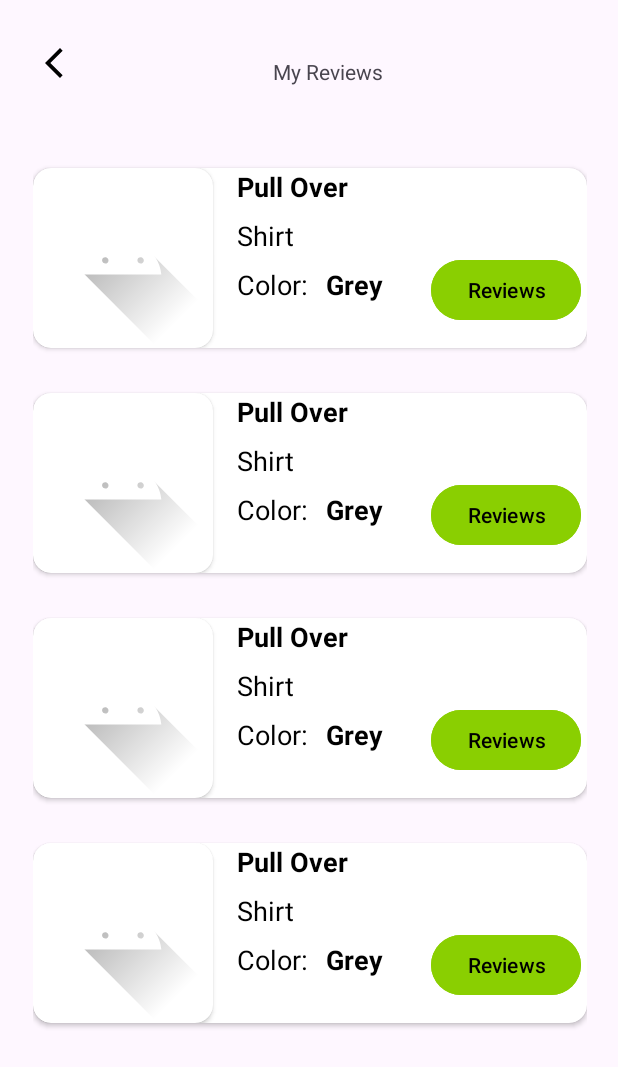
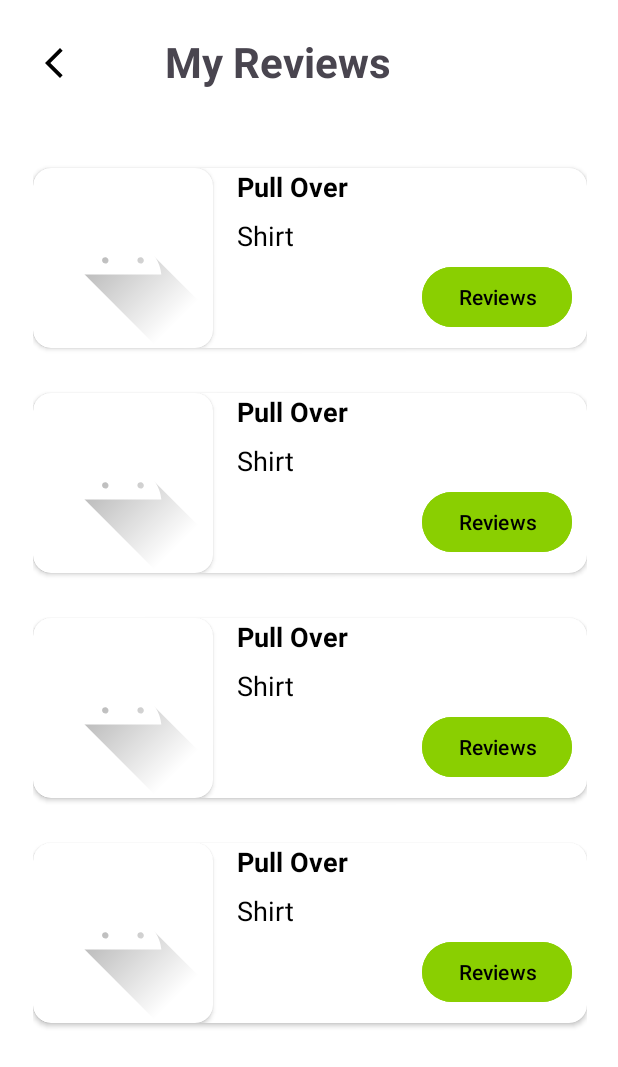
Before and after one commit to adnanyaseen716/ShoppingGrid, an Android app: the MyReviews screen opened directly, with no data from a screen before it, on a phone screen of 412 x 824 dp. Shown: the top 1067 px of the screen. Run offline under Robolectric (Android 15) with nearby library versions, the phone set to English and light mode, and no system bars.

Commit message:
Updated some activities.

```diff
--- a/app/src/main/java/pk/org/cas/shoppinggrid/Profile/ProductReviewAdaptor.java
+++ b/app/src/main/java/pk/org/cas/shoppinggrid/Profile/ProductReviewAdaptor.java
@@ -33,7 +33,6 @@ public class ProductReviewAdaptor extends RecyclerView.Adapter<ProductReviewAdap
         ProductModel productModel = productModelList.get(position);
         holder.tvProductName.setText(productModel.getProductName());
         holder.tvProductDescription.setText(productModel.getProductDescription());
-        holder.tvProductColor.setText(productModel.getProductColor());
 
     }
 
@@ -44,7 +43,7 @@ public class ProductReviewAdaptor extends RecyclerView.Adapter<ProductReviewAdap
 
     class ProductReviewViewHolder extends RecyclerView.ViewHolder {
         ImageView ivProductImage;
-        TextView tvProductName, tvProductDescription, tvProductColor;
+        TextView tvProductName, tvProductDescription;
         Button btnLeaveReview;
         public ProductReviewViewHolder(@NonNull View itemView) {
             super(itemView);
@@ -53,8 +52,6 @@ public class ProductReviewAdaptor extends RecyclerView.Adapter<ProductReviewAdap
 
             tvProductName = itemView.findViewById(R.id.tvProductName);
             tvProductDescription = itemView.findViewById(R.id.tvProductDescription);
-            tvProductColor = itemView.findViewById(R.id.tvProductColor);
-
             btnLeaveReview = itemView.findViewById(R.id.btnLeaveReview);
         }
     }
--- a/app/src/main/java/pk/org/cas/shoppinggrid/Profile/ProfileFragment.java
+++ b/app/src/main/java/pk/org/cas/shoppinggrid/Profile/ProfileFragment.java
@@ -23,11 +23,6 @@ public class ProfileFragment extends Fragment {
     CardView cvReviews;
     CardView cvSettings;
     View view;
-
-    public ProfileFragment() {
-        // Required empty public constructor
-    }
-
 
     @Override
     public View onCreateView(LayoutInflater inflater, ViewGroup container, Bundle savedInstanceState) {
--- a/app/src/main/java/pk/org/cas/shoppinggrid/Splash/LoginForUserActivity.java
+++ b/app/src/main/java/pk/org/cas/shoppinggrid/Splash/LoginForUserActivity.java
@@ -38,8 +38,8 @@ public class LoginForUserActivity extends AppCompatActivity {
             logIntent.putExtra("email", email);
             logIntent.putExtra("password", password);
             startActivity(logIntent);
-            Toast.makeText(LoginForUserActivity.this, "Login Successful", Toast.LENGTH_SHORT).show();
         });
+
         tv_forgotPassword.setOnClickListener(view -> {
             Intent forgotIntent = new Intent(LoginForUserActivity.this, ForgetPasswordForUserActivity.class);
             startActivity(forgotIntent);
--- a/app/src/main/res/layout/activity_my_reviews.xml
+++ b/app/src/main/res/layout/activity_my_reviews.xml
@@ -3,6 +3,7 @@
     xmlns:app="http://schemas.android.com/apk/res-auto"
     xmlns:tools="http://schemas.android.com/tools"
     android:id="@+id/main"
+    android:background="@color/white"
     android:layout_width="match_parent"
     android:layout_height="match_parent"
     tools:context=".Profile.MyReviews">
@@ -20,19 +21,20 @@
     <androidx.appcompat.widget.AppCompatTextView
         android:layout_width="wrap_content"
         android:layout_height="wrap_content"
-        android:layout_marginStart="72dp"
-
         android:text="@string/my_reviews"
+        android:textSize="28sp"
+        android:textStyle="bold"
         app:layout_constraintBottom_toBottomOf="@+id/btnBack"
         app:layout_constraintStart_toEndOf="@+id/btnBack"
         app:layout_constraintTop_toTopOf="@+id/btnBack"
-        app:layout_constraintVertical_bias="0.689" />
+        app:layout_constraintVertical_bias="0.4" />
 
     <androidx.recyclerview.widget.RecyclerView
         android:id="@+id/rvProductsReviewView"
         android:layout_width="0dp"
         android:layout_height="0dp"
         android:layout_marginTop="24dp"
+        android:background="@color/white"
         app:layout_constraintBottom_toBottomOf="parent"
         app:layout_constraintEnd_toStartOf="@+id/guidelineEnd"
         app:layout_constraintHorizontal_bias="0.525"
--- a/app/src/main/res/layout/activity_order_details.xml
+++ b/app/src/main/res/layout/activity_order_details.xml
@@ -23,13 +23,14 @@
         style="@style/medium_txt_theme"
         android:layout_width="wrap_content"
         android:layout_height="wrap_content"
-        android:layout_marginStart="40dp"
+        android:layout_marginStart="8dp"
         android:text="@string/order_details"
+        android:textSize="28sp"
         android:textStyle="bold"
         app:layout_constraintBottom_toBottomOf="@+id/btnBack"
         app:layout_constraintStart_toEndOf="@+id/btnBack"
         app:layout_constraintTop_toTopOf="@+id/btnBack"
-        app:layout_constraintVertical_bias="0.166" />
+        app:layout_constraintVertical_bias="0.3" />
 
     <androidx.core.widget.NestedScrollView
         android:layout_width="0dp"
--- a/app/src/main/res/layout/activity_orders.xml
+++ b/app/src/main/res/layout/activity_orders.xml
@@ -23,12 +23,13 @@
         style="@style/large_txt_theme"
         android:layout_width="wrap_content"
         android:layout_height="@dimen/large_tv_height"
+        android:layout_marginStart="85dp"
         android:text="@string/my_orders"
         android:textStyle="bold"
         app:layout_constraintBottom_toTopOf="@+id/guidelineUnderOrder"
         app:layout_constraintStart_toStartOf="@+id/guidelineStart"
         app:layout_constraintTop_toTopOf="@+id/guidelineTop"
-        app:layout_constraintVertical_bias="0.0" />
+        app:layout_constraintVertical_bias="0.6" />
 
     <androidx.recyclerview.widget.RecyclerView
         android:id="@+id/rvOrder"
--- a/app/src/main/res/layout/activity_shipping_address.xml
+++ b/app/src/main/res/layout/activity_shipping_address.xml
@@ -3,6 +3,7 @@
     xmlns:app="http://schemas.android.com/apk/res-auto"
     xmlns:tools="http://schemas.android.com/tools"
     android:id="@+id/main"
+    android:background="@color/white"
     android:layout_width="match_parent"
     android:layout_height="match_parent"
     tools:context=".Profile.ShippingAddress">
@@ -21,13 +22,14 @@
         style="@style/medium_txt_theme"
         android:layout_width="wrap_content"
         android:layout_height="wrap_content"
-        android:layout_marginStart="56dp"
+        android:layout_marginStart="20dp"
         android:text="@string/my_address"
+        android:textSize="28dp"
         android:textStyle="bold"
         app:layout_constraintBottom_toBottomOf="@+id/btnBack"
         app:layout_constraintStart_toEndOf="@+id/btnBack"
         app:layout_constraintTop_toTopOf="@+id/btnBack"
-        app:layout_constraintVertical_bias="0.208" />
+        app:layout_constraintVertical_bias="1.0" />
 
     <androidx.appcompat.widget.AppCompatTextView
         android:id="@+id/tvUser"
--- a/app/src/main/res/layout/my_reviews_rv_view.xml
+++ b/app/src/main/res/layout/my_reviews_rv_view.xml
@@ -47,46 +47,21 @@
             android:layout_width="wrap_content"
             android:layout_height="wrap_content"
             android:layout_marginTop="8dp"
-
             android:text="its a good handfree"
             app:layout_constraintStart_toStartOf="@+id/tvProductName"
             app:layout_constraintTop_toBottomOf="@+id/tvProductName" />
-
-        <androidx.appcompat.widget.AppCompatTextView
-            android:id="@+id/tv4"
-            style="@style/medium_txt_theme"
-            android:layout_width="wrap_content"
-            android:layout_height="wrap_content"
-            android:layout_marginTop="8dp"
-            android:text="@string/color"
-            app:layout_constraintStart_toStartOf="@+id/tvProductDescription"
-            app:layout_constraintTop_toBottomOf="@+id/tvProductDescription" />
-
-        <androidx.appcompat.widget.AppCompatTextView
-            android:id="@+id/tvProductColor"
-            style="@style/medium_txt_theme"
-            android:layout_width="wrap_content"
-            android:layout_height="wrap_content"
-            android:layout_marginStart="12dp"
-            android:text="Grey"
-            android:textStyle="bold"
-            app:layout_constraintBottom_toBottomOf="@+id/tv4"
-            app:layout_constraintStart_toEndOf="@+id/tv4"
-            app:layout_constraintTop_toTopOf="@+id/tv4"
-            app:layout_constraintVertical_bias="0.0" />
 
         <Button
             android:id="@+id/btnLeaveReview"
             android:layout_width="wrap_content"
             android:layout_height="wrap_content"
-            android:layout_marginEnd="4dp"
             android:backgroundTint="@color/secondary_app_color"
             android:text="@string/reviews"
+            android:layout_marginEnd="10dp"
+            android:layout_marginBottom="10dp"
             android:textColor="@color/text_app_color"
-            app:layout_constraintBottom_toBottomOf="@+id/tvProductColor"
-            app:layout_constraintEnd_toEndOf="parent"
-            app:layout_constraintTop_toBottomOf="@+id/tvProductDescription"
-            app:layout_constraintVertical_bias="0.0" />
+            app:layout_constraintBottom_toBottomOf="parent"
+            app:layout_constraintEnd_toEndOf="parent" />
 
     </androidx.constraintlayout.widget.ConstraintLayout>
 
```
